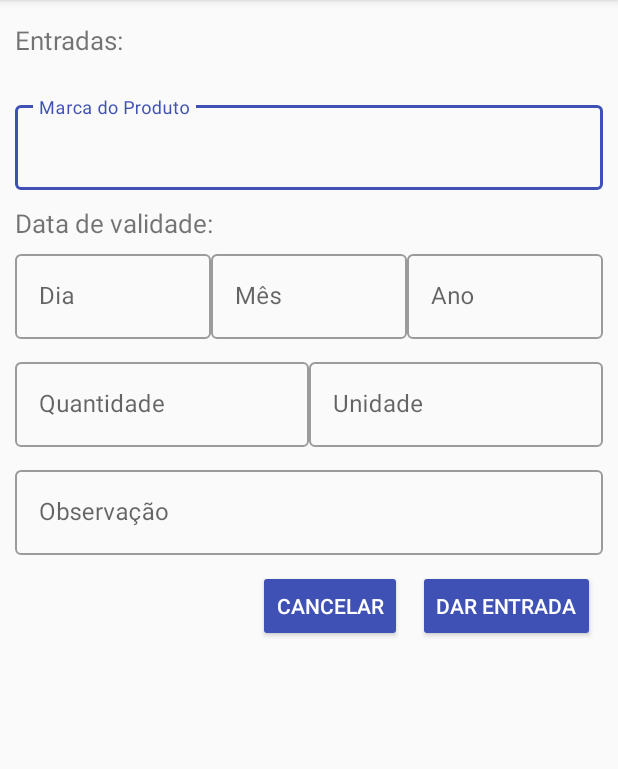
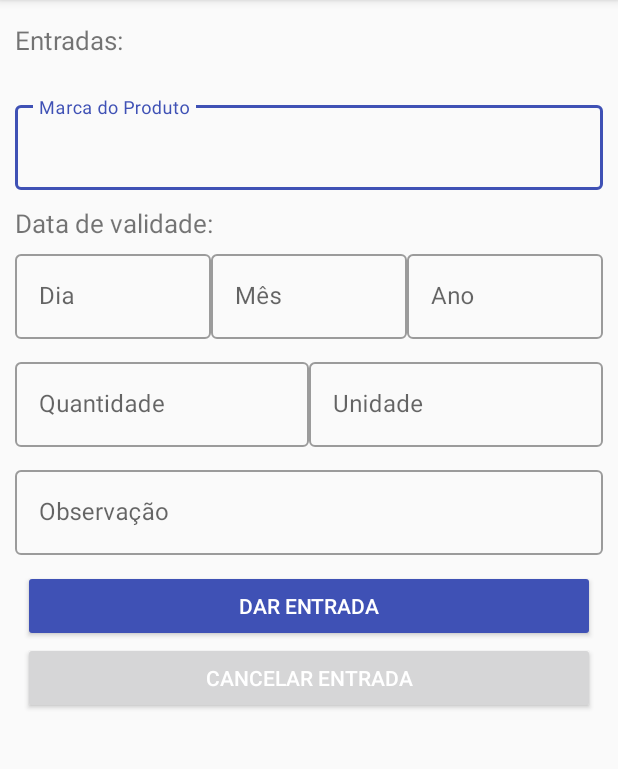
Before and after one commit to gabrielgageiro/observatorio-mirim, an Android app: the fragment EntradaProdutoItemFragment shown on its own in the app's theme, on a phone screen of 412 x 824 dp, the part 84-853 px from its top. Run offline under Robolectric (Android 15) with nearby library versions, the phone set to English and light mode, and no system bars; libraries missing offline, so code that uses them is left out: cn.pedant, com.ontbee.legacyforks; 2 statements that could not run were skipped.

```diff
--- a/app/src/main/res/layout/fragment_item_produto.xml
+++ b/app/src/main/res/layout/fragment_item_produto.xml
@@ -185,22 +185,12 @@
 
         <LinearLayout
             android:layout_width="match_parent"
-            android:layout_height="wrap_content"
-            android:gravity="end"
-            android:orientation="horizontal">
-            <Button
-                android:id="@+id/cancelar_entrada"
-                android:layout_width="wrap_content"
-                android:layout_height="wrap_content"
-                android:text="@string/cancelar"
-                android:textColor="#fff"
-                android:layout_marginRight="5dp"
-                android:layout_marginLeft="5dp"
-                android:backgroundTint="@color/colorPrimary"
-                />
+            android:layout_height="match_parent"
+            android:gravity="end|bottom"
+            android:orientation="vertical">
             <Button
                 android:id="@+id/entrada_produto_item_dar_entrada"
-                android:layout_width="wrap_content"
+                android:layout_width="match_parent"
                 android:layout_height="wrap_content"
                 android:text="@string/dar_entrada"
                 android:textColor="#fff"
@@ -209,6 +199,17 @@
                 android:backgroundTint="@color/colorPrimary"
                 />
 
+            <Button
+                android:id="@+id/cancelar_entrada"
+                android:layout_width="match_parent"
+                android:layout_height="wrap_content"
+                android:text="@string/cancelar_entrada"
+                android:textColor="#fff"
+                android:layout_marginRight="5dp"
+                android:layout_marginLeft="5dp"
+                android:backgroundTint="@color/red_btn_bg_color"
+                />
+
         </LinearLayout>
 
     </LinearLayout>
--- a/app/src/main/res/values/strings.xml
+++ b/app/src/main/res/values/strings.xml
@@ -20,6 +20,6 @@
     <string name="dar_entrada">Dar Entrada</string>
     <string name="produto_dois_pontos">Produto: </string>
     <string name="terminei">Terminei</string>
-    <string name="cancelar">cancelar</string>
+    <string name="cancelar_entrada">Cancelar Entrada</string>
     <string name="informe_os_alunos">Informe os alunos</string>
 </resources>
```
Also changed, not shown: app/src/main/java/com/observatorioMirim/utils/UnidadeProduto.java (added, +21 -0 lines).
